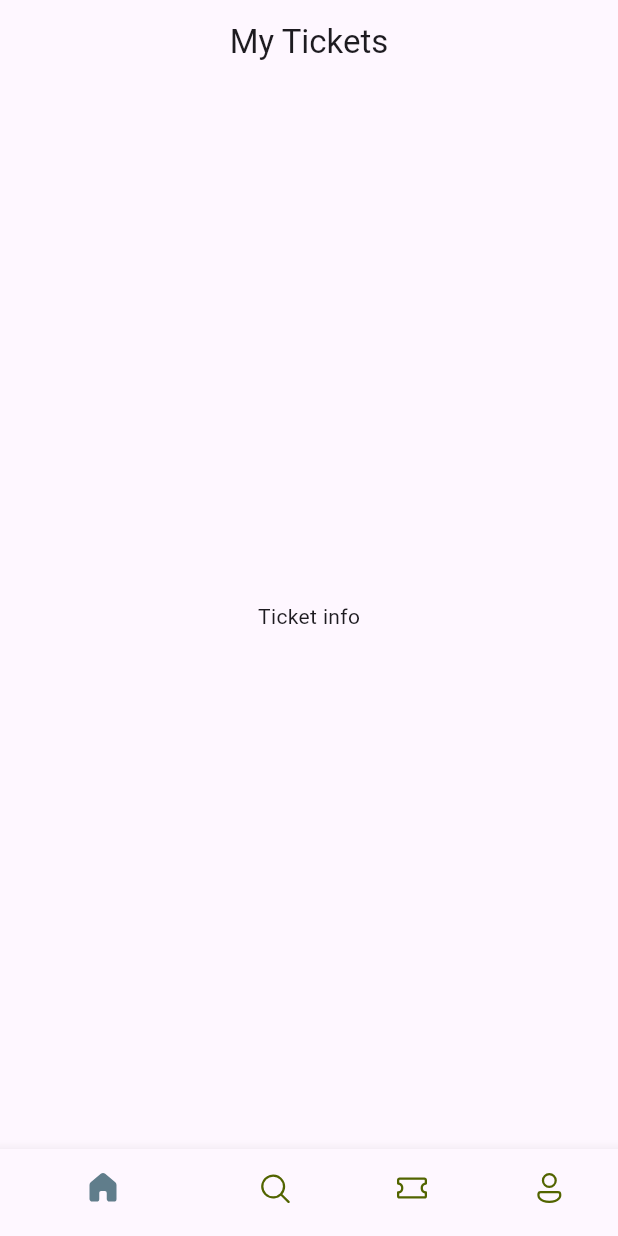
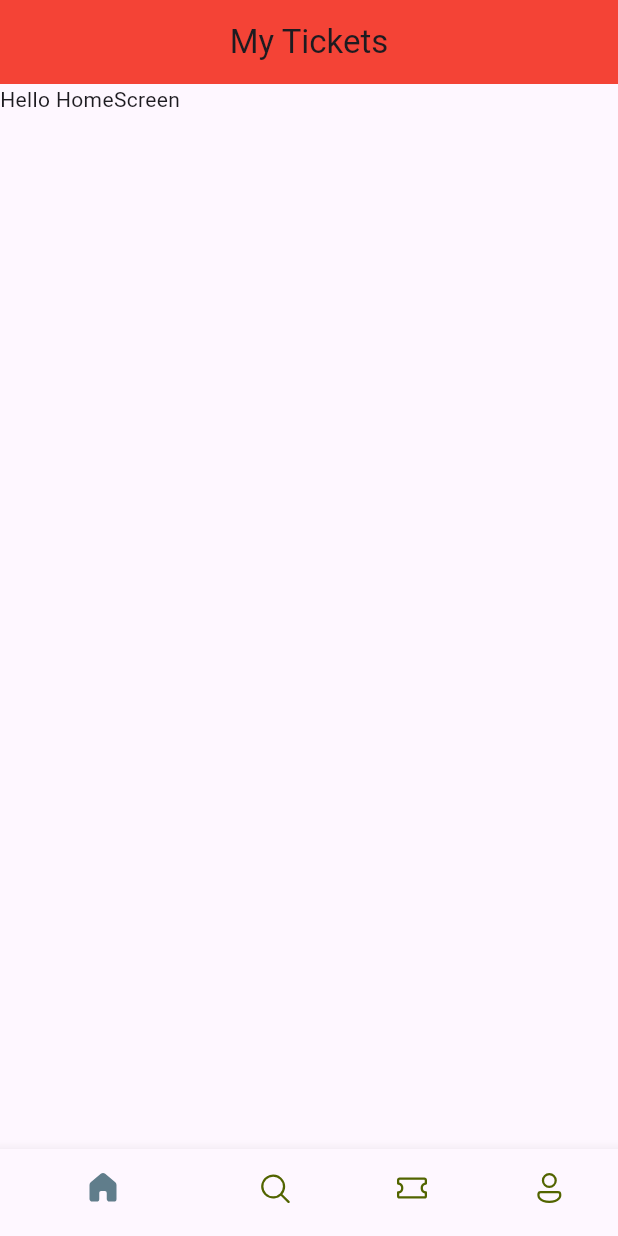
Before and after one commit to MasieJr/ticket_app, a Flutter app: the screen it shows after launch, on a phone screen of 412 x 824 dp. Run offline on Flutter 3.47's test engine with Material 3 defaults, Android fonts, the phone set to English and light mode, and no system bars; our stand-ins replace fluentui_icons.

Commit message:
Nav bar now works

```diff
--- a/lib/base/bottom_nav_bar.dart
+++ b/lib/base/bottom_nav_bar.dart
@@ -1,5 +1,6 @@
 import 'package:fluentui_icons/fluentui_icons.dart';
 import 'package:flutter/material.dart';
+import 'package:ticket_app/screens/home_screen.dart';
 
 class BottomNavBar extends StatefulWidget {
   const BottomNavBar({super.key});
@@ -9,18 +10,34 @@ class BottomNavBar extends StatefulWidget {
 }
 
 class _BottomNavBarState extends State<BottomNavBar> {
+  final appScreens = [
+    const HomeScreen(),
+    const Center(child: Text("Search")),
+    const Center(child: Text("Tickets")),
+    const Center(child: Text("Profile"))
+  ];
+
+  int _selectedIndex = 0;
+
+  void _onItemTapped(int index) {
+    setState(() {
+      _selectedIndex = index;
+    });
+  }
+
   @override
   Widget build(BuildContext context) {
     return Scaffold(
       appBar: AppBar(
+        backgroundColor: Colors.red,
         title: const Center(
           child: Text("My Tickets"),
         ),
       ),
-      body: const Center(
-        child: Text("Ticket info"),
-      ),
+      body: appScreens[_selectedIndex],
       bottomNavigationBar: BottomNavigationBar(
+        currentIndex: _selectedIndex,
+        onTap: _onItemTapped,
         selectedItemColor: Colors.blueGrey,
         unselectedItemColor: const Color(0xFF526400),
         showSelectedLabels: false,
--- /dev/null
+++ b/lib/screens/home_screen.dart
@@ -0,0 +1,23 @@
+import 'package:flutter/material.dart';
+
+class HomeScreen extends StatefulWidget {
+  const HomeScreen({super.key});
+
+  @override
+  State<HomeScreen> createState() => _HomeScreenState();
+}
+
+class _HomeScreenState extends State<HomeScreen> {
+  @override
+  Widget build(BuildContext context) {
+    return Scaffold(
+      body: ListView(
+        children: [
+          Container(
+            child: Text("Hello HomeScreen"),
+          ),
+        ],
+      ),
+    );
+  }
+}
```
